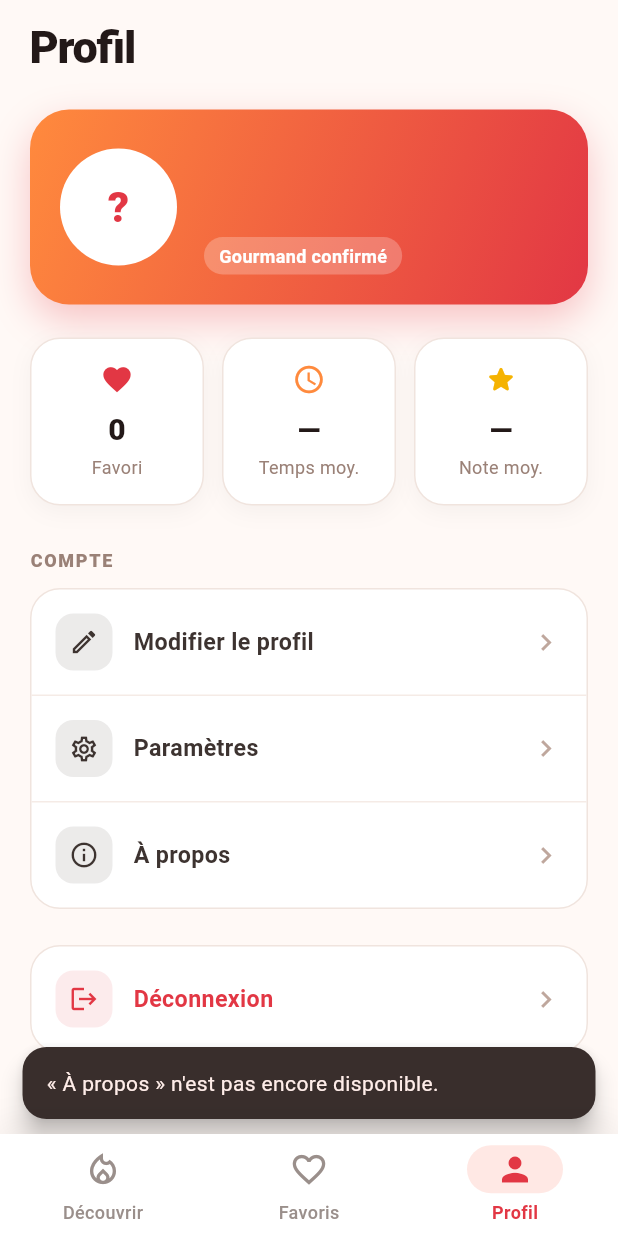
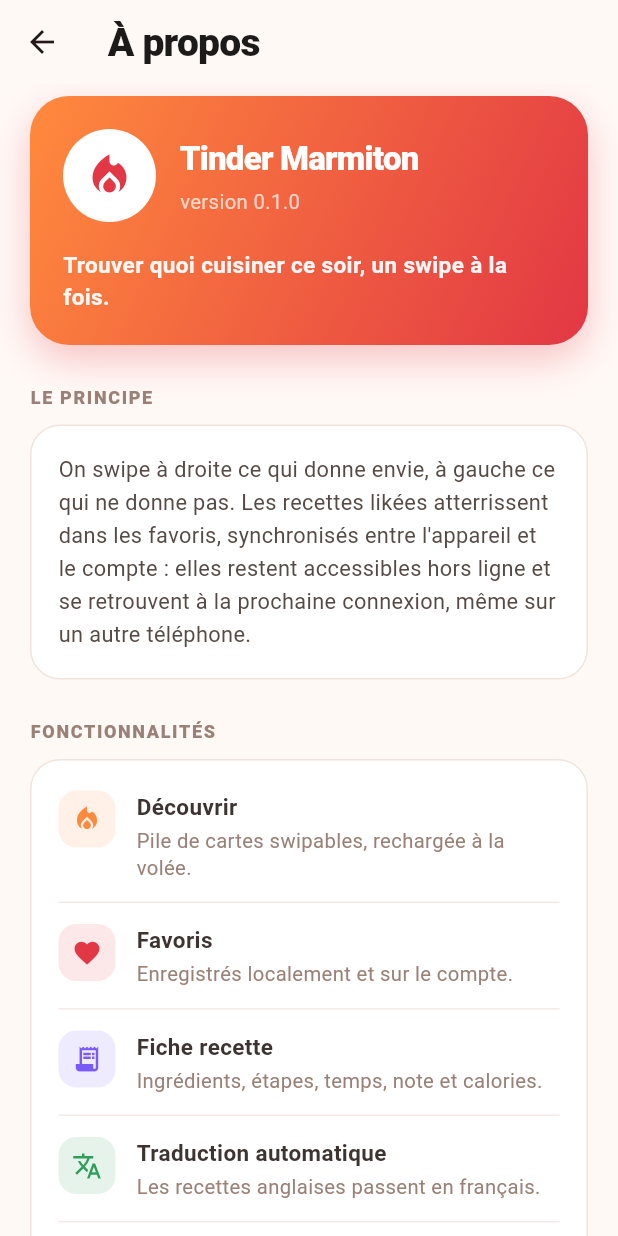
Before and after one commit to OvBd1/TinderMarmiton, a Flutter app: the screen it shows once a user with an empty profile is signed in, item 3 of the bottom bar chosen, after a tap on "À propos", on a phone screen of 412 x 824 dp. Run offline on Flutter 3.47's test engine with Material 3 defaults, Android fonts, the phone set to English and light mode, and no system bars; our stand-ins replace cloud_firestore, firebase_auth, firebase_core, shared_preferences; accounts and stored records are empty; network calls fail.

Commit message:
feat(pages): écran À propos
Présente l'application, ses fonctionnalités et sa stack technique, et
crédite l'équipe du projet. La ligne « À propos » du profil ouvre
désormais cette page au lieu d'afficher un message d'indisponibilité.

Les liens (dépôt et TheMealDB) se copient dans le presse-papiers : le
projet n'embarque pas url_launcher et cette page ne justifie pas de
l'ajouter.

```diff
--- /dev/null
+++ b/lib/pages/about_page.dart
@@ -0,0 +1,554 @@
+import 'package:flutter/material.dart';
+import 'package:flutter/services.dart';
+
+import '../theme/app_theme.dart';
+
+/// Version affichée dans l'application, alignée sur `pubspec.yaml`.
+const appVersion = '0.1.0';
+
+class AboutPage extends StatelessWidget {
+  const AboutPage({super.key});
+
+  static const _team = [
+    _Member(name: 'Raphael Touzet', initials: 'RT'),
+    _Member(name: 'Yanis Bontrond', initials: 'YB'),
+    _Member(name: 'Sébastien Gerard', initials: 'SG'),
+  ];
+
+  Future<void> _copy(BuildContext context, String value) async {
+    await Clipboard.setData(ClipboardData(text: value));
+    if (!context.mounted) return;
+
+    ScaffoldMessenger.of(context)
+      ..hideCurrentSnackBar()
+      ..showSnackBar(
+        SnackBar(
+          content: Text('$value copié.'),
+          duration: const Duration(milliseconds: 1600),
+        ),
+      );
+  }
+
+  @override
+  Widget build(BuildContext context) {
+    return Scaffold(
+      appBar: AppBar(title: const Text('À propos')),
+      body: ListView(
+        padding: const EdgeInsets.fromLTRB(20, 8, 20, 32),
+        children: [
+          const _AppHeader(),
+          const SizedBox(height: 26),
+          const _SectionLabel('Le principe'),
+          const SizedBox(height: 10),
+          const _Card(
+            child: Text(
+              'On swipe à droite ce qui donne envie, à gauche ce qui ne donne '
+              'pas. Les recettes likées atterrissent dans les favoris, '
+              'synchronisés entre l\'appareil et le compte : elles restent '
+              'accessibles hors ligne et se retrouvent à la prochaine '
+              'connexion, même sur un autre téléphone.',
+              style: TextStyle(
+                fontSize: 14.5,
+                height: 1.5,
+                color: Color(0xFF554A45),
+              ),
+            ),
+          ),
+          const SizedBox(height: 26),
+          const _SectionLabel('Fonctionnalités'),
+          const SizedBox(height: 10),
+          const _Card(
+            padding: EdgeInsets.symmetric(horizontal: 18, vertical: 6),
+            child: Column(
+              children: [
+                _FeatureRow(
+                  icon: Icons.local_fire_department,
+                  color: AppColors.orange,
+                  title: 'Découvrir',
+                  detail: 'Pile de cartes swipables, rechargée à la volée.',
+                ),
+                _FeatureRow(
+                  icon: Icons.favorite,
+                  color: AppColors.red,
+                  title: 'Favoris',
+                  detail: 'Enregistrés localement et sur le compte.',
+                ),
+                _FeatureRow(
+                  icon: Icons.receipt_long,
+                  color: Color(0xFF7A5AF8),
+                  title: 'Fiche recette',
+                  detail: 'Ingrédients, étapes, temps, note et calories.',
+                ),
+                _FeatureRow(
+                  icon: Icons.translate,
+                  color: AppColors.like,
+                  title: 'Traduction automatique',
+                  detail: 'Les recettes anglaises passent en français.',
+                ),
+                _FeatureRow(
+                  icon: Icons.cloud_off,
+                  color: Color(0xFF3D8BFF),
+                  title: 'Mode dégradé',
+                  detail: 'Utilisable même sans réseau, resync au retour.',
+                  isLast: true,
+                ),
+              ],
+            ),
+          ),
+          const SizedBox(height: 26),
+          const _SectionLabel('L\'équipe'),
+          const SizedBox(height: 10),
+          _Card(
+            padding: const EdgeInsets.symmetric(horizontal: 18, vertical: 6),
+            child: Column(
+              children: [
+                for (final member in _team)
+                  _MemberRow(
+                    member: member,
+                    isLast: member == _team.last,
+                  ),
+              ],
+            ),
+          ),
+          const SizedBox(height: 26),
+          const _SectionLabel('Sous le capot'),
+          const SizedBox(height: 10),
+          const _Card(
+            child: Wrap(
+              spacing: 8,
+              runSpacing: 8,
+              children: [
+                _Tag('Flutter 3.44'),
+                _Tag('Dart 3.12'),
+                _Tag('Material 3'),
+                _Tag('Firebase Auth'),
+                _Tag('Cloud Firestore'),
+                _Tag('SharedPreferences'),
+                _Tag('TheMealDB'),
+              ],
+            ),
+          ),
+          const SizedBox(height: 12),
+          const _Card(
+            child: Text(
+              'État applicatif géré uniquement avec le framework '
+              '(ChangeNotifier + InheritedNotifier), sans package externe. '
+              'Le temps de préparation, la difficulté, la note et les calories '
+              'ne sont pas fournis par TheMealDB : ils sont estimés à partir de '
+              'la recette et n\'ont aucune valeur nutritionnelle réelle.',
+              style: TextStyle(
+                fontSize: 13.5,
+                height: 1.5,
+                color: Color(0xFF7A6B65),
+              ),
+            ),
+          ),
+          const SizedBox(height: 26),
+          const _SectionLabel('Liens'),
+          const SizedBox(height: 10),
+          _Card(
+            padding: const EdgeInsets.symmetric(horizontal: 4, vertical: 4),
+            child: Column(
+              children: [
+                _LinkRow(
+                  icon: Icons.code,
+                  label: 'Code source',
+                  value: 'github.com/OvBd1/TinderMarmiton',
+                  onTap: () => _copy(
+                    context,
+                    'https://github.com/OvBd1/TinderMarmiton',
+                  ),
+                ),
+                _LinkRow(
+                  icon: Icons.restaurant_menu,
+                  label: 'Données des recettes',
+                  value: 'themealdb.com',
+                  onTap: () => _copy(context, 'https://www.themealdb.com'),
+                  isLast: true,
+                ),
+              ],
+            ),
+          ),
+          const SizedBox(height: 28),
+          const Center(
+            child: Text(
+              'Projet réalisé dans le cadre du cours Dart / Flutter — IPSSI',
+              textAlign: TextAlign.center,
+              style: TextStyle(fontSize: 12.5, color: Color(0xFFA89791)),
+            ),
+          ),
+          const SizedBox(height: 6),
+          const Center(
+            child: Text(
+              'Tinder Marmiton · version $appVersion',
+              style: TextStyle(fontSize: 12.5, color: Color(0xFFA89791)),
+            ),
+          ),
+        ],
+      ),
+    );
+  }
+}
+
+class _AppHeader extends StatelessWidget {
+  const _AppHeader();
+
+  @override
+  Widget build(BuildContext context) {
+    return Container(
+      padding: const EdgeInsets.all(22),
+      decoration: BoxDecoration(
+        gradient: AppColors.warmGradient,
+        borderRadius: BorderRadius.circular(26),
+        boxShadow: [
+          BoxShadow(
+            color: AppColors.red.withValues(alpha: 0.28),
+            blurRadius: 22,
+            offset: const Offset(0, 10),
+          ),
+        ],
+      ),
+      child: Column(
+        crossAxisAlignment: CrossAxisAlignment.start,
+        children: [
+          Row(
+            children: [
+              Container(
+                width: 62,
+                height: 62,
+                alignment: Alignment.center,
+                decoration: const BoxDecoration(
+                  color: Colors.white,
+                  shape: BoxShape.circle,
+                ),
+                child: const Icon(
+                  Icons.local_fire_department,
+                  color: AppColors.red,
+                  size: 34,
+                ),
+              ),
+              const SizedBox(width: 16),
+              const Expanded(
+                child: Column(
+                  crossAxisAlignment: CrossAxisAlignment.start,
+                  mainAxisSize: MainAxisSize.min,
+                  children: [
+                    Text(
+                      'Tinder Marmiton',
+                      style: TextStyle(
+                        color: Colors.white,
+                        fontSize: 22,
+                        fontWeight: FontWeight.w800,
+                        letterSpacing: -0.5,
+                      ),
+                    ),
+                    SizedBox(height: 4),
+                    Text(
+                      'version $appVersion',
+                      style: TextStyle(color: Colors.white70, fontSize: 13.5),
+                    ),
+                  ],
+                ),
+              ),
+            ],
+          ),
+          const SizedBox(height: 18),
+          Text(
+            'Trouver quoi cuisiner ce soir, un swipe à la fois.',
+            style: TextStyle(
+              color: Colors.white.withValues(alpha: 0.95),
+              fontSize: 15,
+              height: 1.4,
+              fontWeight: FontWeight.w600,
+            ),
+          ),
+        ],
+      ),
+    );
+  }
+}
+
+class _Member {
+  const _Member({required this.name, required this.initials});
+
+  final String name;
+  final String initials;
+}
+
+class _MemberRow extends StatelessWidget {
+  const _MemberRow({required this.member, required this.isLast});
+
+  final _Member member;
+  final bool isLast;
+
+  @override
+  Widget build(BuildContext context) {
+    return Container(
+      padding: const EdgeInsets.symmetric(vertical: 14),
+      decoration: BoxDecoration(
+        border: isLast
+            ? null
+            : const Border(bottom: BorderSide(color: Color(0xFFF5EBE6))),
+      ),
+      child: Row(
+        children: [
+          Container(
+            width: 44,
+            height: 44,
+            alignment: Alignment.center,
+            decoration: const BoxDecoration(
+              gradient: AppColors.warmGradient,
+              shape: BoxShape.circle,
+            ),
+            child: Text(
+              member.initials,
+              style: const TextStyle(
+                color: Colors.white,
+                fontSize: 15,
+                fontWeight: FontWeight.w800,
+              ),
+            ),
+          ),
+          const SizedBox(width: 14),
+          Expanded(
+            child: Column(
+              crossAxisAlignment: CrossAxisAlignment.start,
+              mainAxisSize: MainAxisSize.min,
+              children: [
+                Text(
+                  member.name,
+                  style: const TextStyle(
+                    fontSize: 15.5,
+                    fontWeight: FontWeight.w700,
+                    color: Color(0xFF3D3330),
+                  ),
+                ),
+                const SizedBox(height: 2),
+                const Text(
+                  'Développement Dart / Flutter',
+                  style: TextStyle(fontSize: 13, color: Color(0xFF9A8177)),
+                ),
+              ],
+            ),
+          ),
+        ],
+      ),
+    );
+  }
+}
+
+class _FeatureRow extends StatelessWidget {
+  const _FeatureRow({
+    required this.icon,
+    required this.color,
+    required this.title,
+    required this.detail,
+    this.isLast = false,
+  });
+
+  final IconData icon;
+  final Color color;
+  final String title;
+  final String detail;
+  final bool isLast;
+
+  @override
+  Widget build(BuildContext context) {
+    return Container(
+      padding: const EdgeInsets.symmetric(vertical: 14),
+      decoration: BoxDecoration(
+        border: isLast
+            ? null
+            : const Border(bottom: BorderSide(color: Color(0xFFF5EBE6))),
+      ),
+      child: Row(
+        crossAxisAlignment: CrossAxisAlignment.start,
+        children: [
+          Container(
+            width: 38,
+            height: 38,
+            decoration: BoxDecoration(
+              color: color.withValues(alpha: 0.12),
+              borderRadius: BorderRadius.circular(12),
+            ),
+            child: Icon(icon, size: 20, color: color),
+          ),
+          const SizedBox(width: 14),
+          Expanded(
+            child: Column(
+              crossAxisAlignment: CrossAxisAlignment.start,
+              mainAxisSize: MainAxisSize.min,
+              children: [
+                Text(
+                  title,
+                  style: const TextStyle(
+                    fontSize: 15,
+                    fontWeight: FontWeight.w700,
+                    color: Color(0xFF3D3330),
+                  ),
+                ),
+                const SizedBox(height: 3),
+                Text(
+                  detail,
+                  style: const TextStyle(
+                    fontSize: 13.5,
+                    height: 1.35,
+                    color: Color(0xFF9A8177),
+                  ),
+                ),
+              ],
+            ),
+          ),
+        ],
+      ),
+    );
+  }
+}
+
+class _LinkRow extends StatelessWidget {
+  const _LinkRow({
+    required this.icon,
+    required this.label,
+    required this.value,
+    required this.onTap,
+    this.isLast = false,
+  });
+
+  final IconData icon;
+  final String label;
+  final String value;
+  final VoidCallback onTap;
+  final bool isLast;
+
+  @override
+  Widget build(BuildContext context) {
+    return InkWell(
+      onTap: onTap,
+      borderRadius: BorderRadius.circular(16),
+      child: Container(
+        padding: const EdgeInsets.symmetric(horizontal: 14, vertical: 14),
+        decoration: BoxDecoration(
+          border: isLast
+              ? null
+              : const Border(bottom: BorderSide(color: Color(0xFFF5EBE6))),
+        ),
+        child: Row(
+          children: [
+            Container(
+              width: 38,
+              height: 38,
+              decoration: BoxDecoration(
+                color: const Color(0xFF3D3330).withValues(alpha: 0.08),
+                borderRadius: BorderRadius.circular(12),
+              ),
+              child: const Icon(
+                Icons.link,
+                size: 20,
+                color: Color(0xFF3D3330),
+              ),
+            ),
+            const SizedBox(width: 14),
+            Expanded(
+              child: Column(
+                crossAxisAlignment: CrossAxisAlignment.start,
+                mainAxisSize: MainAxisSize.min,
+                children: [
+                  Text(
+                    label,
+                    style: const TextStyle(
+                      fontSize: 15,
+                      fontWeight: FontWeight.w600,
+                      color: Color(0xFF3D3330),
+                    ),
+                  ),
+                  const SizedBox(height: 2),
+                  Text(
+                    value,
+                    maxLines: 1,
+                    overflow: TextOverflow.ellipsis,
+                    style: const TextStyle(
+                      fontSize: 13,
+                      color: Color(0xFF9A8177),
+                    ),
+                  ),
+                ],
+              ),
+            ),
+            const Icon(
+              Icons.copy_rounded,
+              size: 18,
+              color: Color(0xFFBFA79D),
+            ),
+          ],
+        ),
+      ),
+    );
+  }
+}
+
+class _Tag extends StatelessWidget {
+  const _Tag(this.label);
+
+  final String label;
+
+  @override
+  Widget build(BuildContext context) {
+    return Container(
+      padding: const EdgeInsets.symmetric(horizontal: 12, vertical: 7),
+      decoration: BoxDecoration(
+        color: AppColors.seed.withValues(alpha: 0.10),
+        borderRadius: BorderRadius.circular(AppRadius.chip),
+      ),
+      child: Text(
+        label,
+        style: const TextStyle(
+          fontSize: 12.5,
+          fontWeight: FontWeight.w700,
+          color: Color(0xFFB5432F),
+        ),
+      ),
+    );
+  }
+}
+
+class _Card extends StatelessWidget {
+  const _Card({
+    required this.child,
+    this.padding = const EdgeInsets.all(18),
+  });
+
+  final Widget child;
+  final EdgeInsets padding;
+
+  @override
+  Widget build(BuildContext context) {
+    return Container(
+      padding: padding,
+      decoration: BoxDecoration(
+        color: Colors.white,
+        borderRadius: BorderRadius.circular(20),
+        border: Border.all(color: const Color(0xFFF0E4DE)),
+      ),
+      child: child,
+    );
+  }
+}
+
+class _SectionLabel extends StatelessWidget {
+  const _SectionLabel(this.text);
+
+  final String text;
+
+  @override
+  Widget build(BuildContext context) {
+    return Text(
+      text.toUpperCase(),
+      style: const TextStyle(
+        fontSize: 12,
+        fontWeight: FontWeight.w800,
+        letterSpacing: 1.1,
+        color: Color(0xFF9A8177),
+      ),
+    );
+  }
+}
--- a/lib/pages/profile_page.dart
+++ b/lib/pages/profile_page.dart
@@ -6,6 +6,7 @@
 import '../state/auth_scope.dart';
 import '../state/favorites_store.dart';
 import '../theme/app_theme.dart';
+import 'about_page.dart';
 import 'edit_profile_page.dart';
 
 class ProfilePage extends StatefulWidget {
@@ -71,6 +72,12 @@
     );
 
     if (confirmed ?? false) await auth.signOut();
+  }
+
+  void _openAbout(BuildContext context) {
+    Navigator.of(
+      context,
+    ).push(MaterialPageRoute<void>(builder: (_) => const AboutPage()));
   }
 
   void _openEditProfile(BuildContext context, AppUser user) {
@@ -155,7 +162,7 @@
               _ActionRow(
                 icon: Icons.info_outline,
                 label: 'À propos',
-                onTap: () => _notImplemented(context, 'À propos'),
+                onTap: () => _openAbout(context),
                 isLast: true,
               ),
             ],
```
Also changed, not shown: 2 other files.
